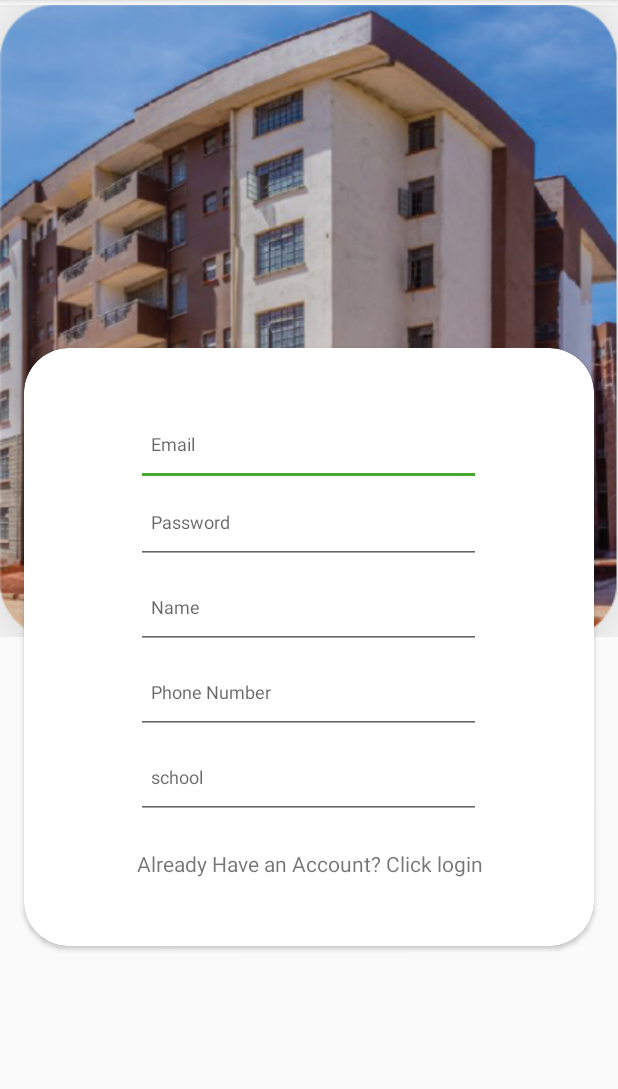
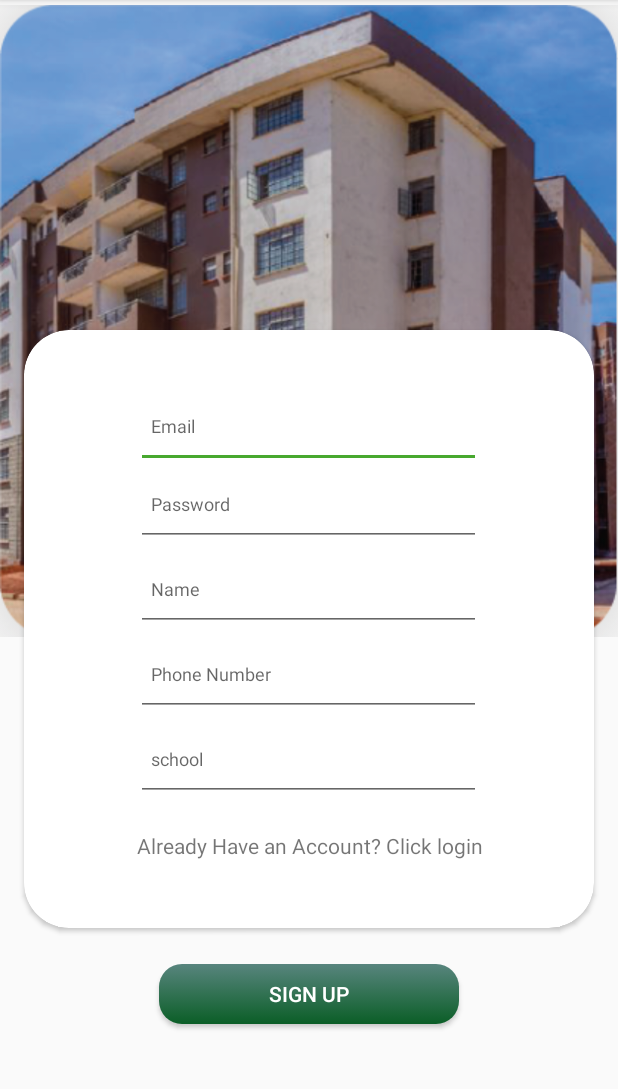
Before and after one commit to peterchege/LoginRegister, an Android app: the RegisterActivity screen opened directly, with no data from a screen before it, on a phone screen of 412 x 824 dp, the part 84-1173 px from its top. Run offline under Robolectric (Android 15) with nearby library versions, the phone set to English and light mode, and no system bars.

Commit message:
design correction

```diff
--- a/app/src/main/res/layout/activity_register.xml
+++ b/app/src/main/res/layout/activity_register.xml
@@ -17,11 +17,12 @@
         app:srcCompat="@drawable/building" />
 
     <android.support.v7.widget.CardView
+        android:id="@+id/cardView2"
         android:layout_width="0dp"
         android:layout_height="wrap_content"
         android:layout_marginStart="16dp"
         android:layout_marginLeft="16dp"
-        android:layout_marginTop="232dp"
+        android:layout_marginTop="220dp"
         android:layout_marginEnd="16dp"
         android:layout_marginRight="16dp"
         app:cardCornerRadius="30dp"
@@ -110,5 +111,22 @@
 
     </android.support.v7.widget.CardView>
 
+    <Button
+        android:id="@+id/button"
+        android:layout_width="200dp"
+        android:layout_height="40dp"
+        android:layout_gravity="center"
+        android:layout_marginStart="8dp"
+        android:layout_marginLeft="8dp"
+        android:layout_marginTop="24dp"
+        android:layout_marginEnd="8dp"
+        android:layout_marginRight="8dp"
+        android:background="@drawable/rounded_btn"
+        android:text="Sign Up"
+        android:textColor="#fff"
+        app:layout_constraintEnd_toEndOf="parent"
+        app:layout_constraintStart_toStartOf="parent"
+        app:layout_constraintTop_toBottomOf="@+id/cardView2" />
+
 
 </android.support.constraint.ConstraintLayout>
```
